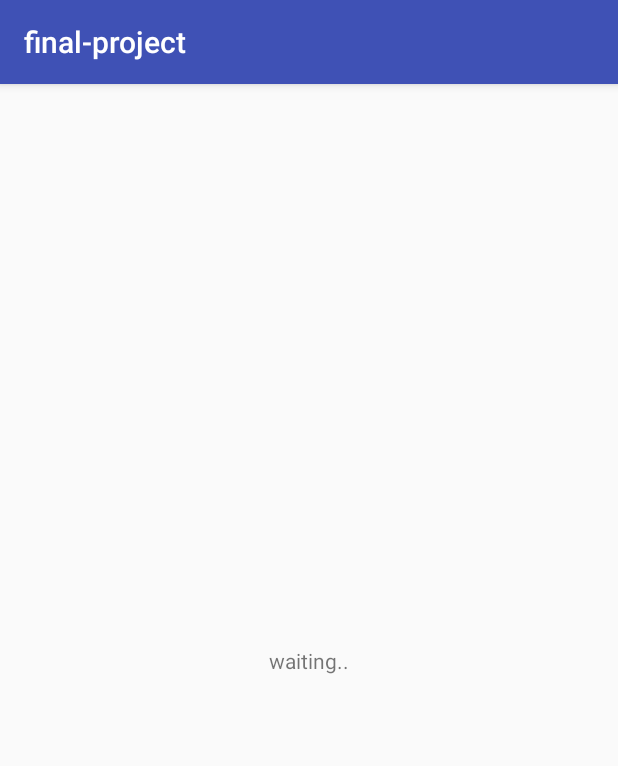
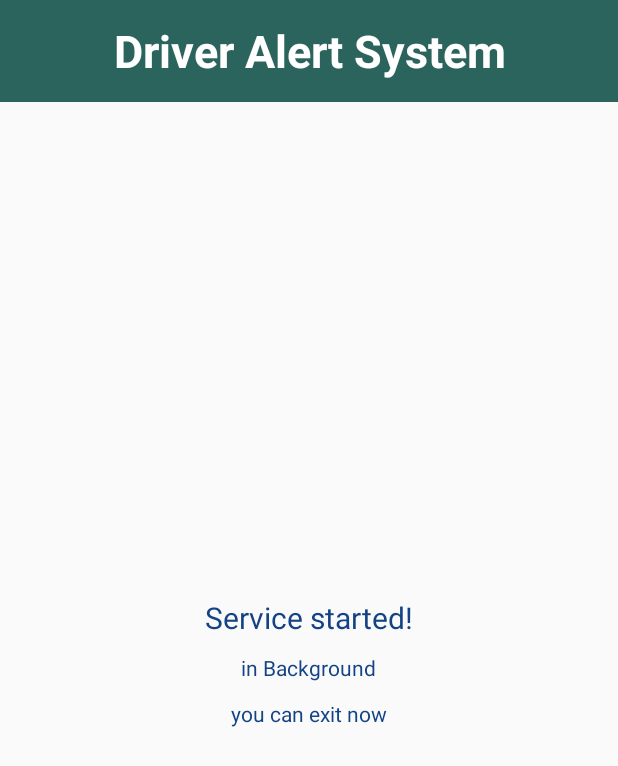
Before and after one commit to swamykalyanram/final-project, an Android app: the screen it shows after launch (MainActivity), on a phone screen of 412 x 824 dp. Shown: the top 766 px of the screen. Run offline under Robolectric (Android 15) with nearby library versions, the phone set to English and light mode, and no system bars.

Commit message:
added app icon and modified activity_sound.xml

```diff
--- a/app/src/main/AndroidManifest.xml
+++ b/app/src/main/AndroidManifest.xml
@@ -9,9 +9,9 @@
 
     <application
         android:allowBackup="true"
-        android:icon="@mipmap/ic_launcher"
+        android:icon="@drawable/driver"
         android:label="@string/app_name"
-        android:roundIcon="@mipmap/ic_launcher_round"
+        android:roundIcon="@drawable/driver"
         android:supportsRtl="true"
         android:theme="@style/AppTheme">
         <activity android:name=".MainActivity">
--- a/app/src/main/java/com/example/kalyanramswamy/final_project/MainActivity.java
+++ b/app/src/main/java/com/example/kalyanramswamy/final_project/MainActivity.java
@@ -9,6 +9,8 @@ import android.support.v4.app.ActivityCompat;
 import android.support.v4.content.ContextCompat;
 import android.support.v7.app.ActionBarActivity;
 import android.os.Bundle;
+import android.view.Window;
+import android.view.WindowManager;
 
 import static android.Manifest.*;
 
--- a/app/src/main/java/com/example/kalyanramswamy/final_project/soundActivity.java
+++ b/app/src/main/java/com/example/kalyanramswamy/final_project/soundActivity.java
@@ -8,6 +8,8 @@ import android.os.Vibrator;
 import android.support.v7.app.AppCompatActivity;
 import android.os.Bundle;
 import android.view.View;
+import android.view.Window;
+import android.view.WindowManager;
 import android.widget.Button;
 
 public class soundActivity extends AppCompatActivity {
--- a/app/src/main/res/layout/activity_main.xml
+++ b/app/src/main/res/layout/activity_main.xml
@@ -1,5 +1,5 @@
 <?xml version="1.0" encoding="utf-8"?>
-<android.support.constraint.ConstraintLayout xmlns:android="http://schemas.android.com/apk/res/android"
+<RelativeLayout xmlns:android="http://schemas.android.com/apk/res/android"
     xmlns:app="http://schemas.android.com/apk/res-auto"
     xmlns:tools="http://schemas.android.com/tools"
     android:layout_width="match_parent"
@@ -7,13 +7,49 @@
     tools:context="com.example.kalyanramswamy.final_project.MainActivity">
 
     <TextView
-        android:id="@+id/alert_text"
+        android:id="@+id/textView2"
+        android:layout_width="match_parent"
+        android:layout_height="wrap_content"
+        android:layout_alignParentTop="true"
+        android:layout_centerHorizontal="true"
+        android:background="#2b645d"
+        android:gravity="center"
+        android:minHeight="68dp"
+        android:text="Driver Alert System"
+        android:textColor="#fff"
+        android:textSize="30sp"
+        android:textStyle="bold"
+        tools:layout_editor_absoluteX="149dp"
+        tools:layout_editor_absoluteY="46dp" />
+
+    <TextView
+        android:id="@+id/des"
         android:layout_width="wrap_content"
         android:layout_height="wrap_content"
-        android:text="waiting.."
-        app:layout_constraintBottom_toBottomOf="parent"
-        app:layout_constraintLeft_toLeftOf="parent"
-        app:layout_constraintRight_toRightOf="parent"
-        app:layout_constraintTop_toTopOf="parent" />
+        android:layout_centerHorizontal="true"
+        android:layout_centerVertical="true"
+        android:text="Service started!"
+        android:textColor="#134385"
+        android:textSize="20sp" />
 
-</android.support.constraint.ConstraintLayout>
+    <TextView
+        android:id="@+id/textView5"
+        android:layout_width="wrap_content"
+        android:layout_height="wrap_content"
+        android:layout_below="@+id/des"
+        android:layout_centerHorizontal="true"
+        android:layout_marginTop="10dp"
+        android:text="in Background"
+        android:textColor="#134385" />
+
+    <TextView
+        android:id="@+id/textView7"
+        android:layout_width="wrap_content"
+        android:layout_height="wrap_content"
+        android:layout_below="@+id/textView5"
+        android:layout_centerHorizontal="true"
+        android:layout_marginTop="11dp"
+        android:text="you can exit now"
+        android:textColor="#134385" />
+
+</RelativeLayout>
--- a/app/src/main/res/values/strings.xml
+++ b/app/src/main/res/values/strings.xml
@@ -1,5 +1,5 @@
 <resources>
-    <string name="app_name">final-project</string>
+    <string name="app_name">Drowsiness Detection</string>
 
     <string name="title_activity_sound">soundActivity</string>
     <string name="dummy_button">Dummy Button</string>
--- a/app/src/main/res/values/styles.xml
+++ b/app/src/main/res/values/styles.xml
@@ -1,7 +1,7 @@
 <resources>
 
     <!-- Base application theme. -->
-    <style name="AppTheme" parent="Theme.AppCompat.Light.DarkActionBar">
+    <style name="AppTheme" parent="Theme.AppCompat.Light.NoActionBar">
         <!-- Customize your theme here. -->
         <item name="colorPrimary">@color/colorPrimary</item>
         <item name="colorPrimaryDark">@color/colorPrimaryDark</item>
```
Also changed, not shown: app/src/main/res/layout/activity_sound.xml (+38 -5 lines), app/src/main/res/drawable/driver.png (added), app/src/main/res/drawable/sound.png (added).
